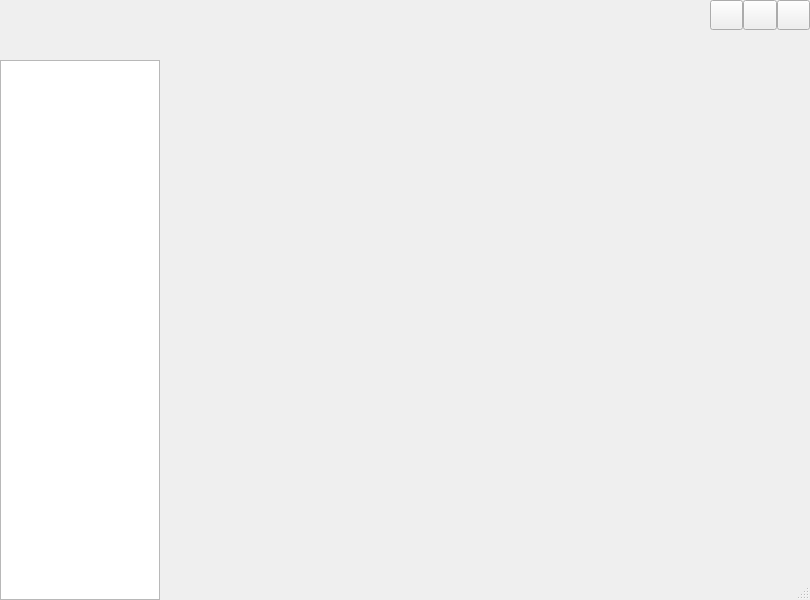
Qt form uidemo5.ui (qq574582775/SimpleDevelopmentFramework) before a commit.
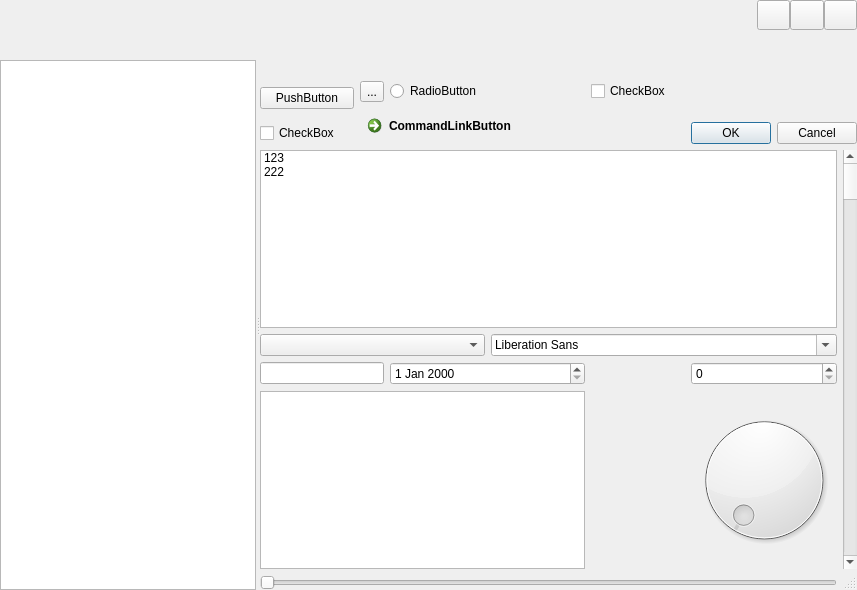
The same form after that commit. Custom widgets are drawn as their Qt base class.

Diff of the .ui file:
```diff
--- a/uidemo5.ui
+++ b/uidemo5.ui
@@ -6,8 +6,8 @@
    <rect>
     <x>0</x>
     <y>0</y>
-    <width>810</width>
-    <height>600</height>
+    <width>857</width>
+    <height>590</height>
    </rect>
   </property>
   <property name="windowTitle">
@@ -16,7 +16,10 @@
   <property name="sizeGripEnabled">
    <bool>true</bool>
   </property>
-  <layout class="QGridLayout" name="gridLayout">
+  <layout class="QVBoxLayout" name="verticalLayout_2">
+   <property name="spacing">
+    <number>0</number>
+   </property>
    <property name="leftMargin">
     <number>0</number>
    </property>
@@ -29,10 +32,7 @@
    <property name="bottomMargin">
     <number>0</number>
    </property>
-   <property name="spacing">
-    <number>0</number>
-   </property>
-   <item row="0" column="0" colspan="2">
+   <item>
     <widget class="QWidget" name="widgetTop" native="true">
      <property name="minimumSize">
       <size>
@@ -243,39 +243,188 @@
      </layout>
     </widget>
    </item>
-   <item row="1" column="0">
-    <widget class="NavListView" name="listView">
-     <property name="minimumSize">
-      <size>
-       <width>160</width>
-       <height>0</height>
-      </size>
-     </property>
-     <property name="maximumSize">
-      <size>
-       <width>160</width>
-       <height>16777215</height>
-      </size>
-     </property>
-    </widget>
-   </item>
-   <item row="1" column="1">
-    <widget class="QWidget" name="widgetMain" native="true">
-     <property name="sizePolicy">
-      <sizepolicy hsizetype="Expanding" vsizetype="Expanding">
-       <horstretch>0</horstretch>
-       <verstretch>0</verstretch>
-      </sizepolicy>
-     </property>
-     <layout class="QVBoxLayout" name="verticalLayout">
-      <item>
-       <widget class="QLabel" name="label">
-        <property name="text">
-         <string/>
+   <item>
+    <widget class="QWidget" name="widget" native="true">
+     <layout class="QGridLayout" name="gridLayout">
+      <property name="leftMargin">
+       <number>0</number>
+      </property>
+      <property name="topMargin">
+       <number>0</number>
+      </property>
+      <property name="rightMargin">
+       <number>0</number>
+      </property>
+      <property name="bottomMargin">
+       <number>0</number>
+      </property>
+      <property name="spacing">
+       <number>0</number>
+      </property>
+      <item row="0" column="0">
+       <widget class="QSplitter" name="splitter">
+        <property name="orientation">
+         <enum>Qt::Horizontal</enum>
         </property>
-        <property name="alignment">
-         <set>Qt::AlignCenter</set>
+        <property name="childrenCollapsible">
+         <bool>false</bool>
         </property>
+        <widget class="NavListView" name="listView">
+         <property name="sizePolicy">
+          <sizepolicy hsizetype="Minimum" vsizetype="Minimum">
+           <horstretch>0</horstretch>
+           <verstretch>0</verstretch>
+          </sizepolicy>
+         </property>
+         <property name="minimumSize">
+          <size>
+           <width>200</width>
+           <height>0</height>
+          </size>
+         </property>
+         <property name="maximumSize">
+          <size>
+           <width>300</width>
+           <height>16777215</height>
+          </size>
+         </property>
+        </widget>
+        <widget class="QWidget" name="widgetMain" native="true">
+         <property name="sizePolicy">
+          <sizepolicy hsizetype="Expanding" vsizetype="Expanding">
+           <horstretch>1</horstretch>
+           <verstretch>0</verstretch>
+          </sizepolicy>
+         </property>
+         <layout class="QGridLayout" name="gridLayout_3">
+          <item row="0" column="0" colspan="7">
+           <widget class="QLabel" name="label">
+            <property name="sizePolicy">
+             <sizepolicy hsizetype="Expanding" vsizetype="Preferred">
+              <horstretch>0</horstretch>
+              <verstretch>0</verstretch>
+             </sizepolicy>
+            </property>
+            <property name="minimumSize">
+             <size>
+              <width>200</width>
+              <height>15</height>
+             </size>
+            </property>
+            <property name="text">
+             <string/>
+            </property>
+            <property name="alignment">
+             <set>Qt::AlignCenter</set>
+            </property>
+           </widget>
+          </item>
+          <item row="1" column="0" rowspan="2">
+           <widget class="QPushButton" name="pushButton">
+            <property name="text">
+             <string>PushButton</string>
+            </property>
+           </widget>
+          </item>
+          <item row="1" column="1">
+           <widget class="QToolButton" name="toolButton">
+            <property name="text">
+             <string>...</string>
+            </property>
+           </widget>
+          </item>
+          <item row="1" column="2" colspan="2">
+           <widget class="QRadioButton" name="radioButton">
+            <property name="text">
+             <string>RadioButton</string>
+            </property>
+           </widget>
+          </item>
+          <item row="1" column="4" colspan="2">
+           <widget class="QCheckBox" name="checkBox">
+            <property name="text">
+             <string>CheckBox</string>
+            </property>
+           </widget>
+          </item>
+          <item row="2" column="1" rowspan="2" colspan="4">
+           <widget class="QCommandLinkButton" name="commandLinkButton">
+            <property name="text">
+             <string>CommandLinkButton</string>
+            </property>
+           </widget>
+          </item>
+          <item row="3" column="0">
+           <widget class="QCheckBox" name="checkBox_2">
+            <property name="text">
+             <string>CheckBox</string>
+            </property>
+           </widget>
+          </item>
+          <item row="3" column="5" colspan="2">
+           <widget class="QDialogButtonBox" name="buttonBox">
+            <property name="standardButtons">
+             <set>QDialogButtonBox::Cancel|QDialogButtonBox::Ok</set>
+            </property>
+           </widget>
+          </item>
+          <item row="4" column="0" colspan="6">
+           <widget class="QListWidget" name="listWidget">
+            <property name="viewMode">
+             <enum>QListView::ListMode</enum>
+            </property>
+            <property name="modelColumn">
+             <number>0</number>
+            </property>
+            <item>
+             <property name="text">
+              <string>123</string>
+             </property>
+            </item>
+            <item>
+             <property name="text">
+              <string>222</string>
+             </property>
+            </item>
+           </widget>
+          </item>
+          <item row="4" column="6" rowspan="4">
+           <widget class="QScrollBar" name="verticalScrollBar">
+            <property name="orientation">
+             <enum>Qt::Vertical</enum>
+            </property>
+           </widget>
+          </item>
+          <item row="5" column="0" colspan="3">
+           <widget class="QComboBox" name="comboBox"/>
+          </item>
+          <item row="5" column="3" colspan="3">
+           <widget class="QFontComboBox" name="fontComboBox"/>
+          </item>
+          <item row="6" column="0" colspan="2">
+           <widget class="QLineEdit" name="lineEdit"/>
+          </item>
+          <item row="6" column="2" colspan="2">
+           <widget class="QDateEdit" name="dateEdit"/>
+          </item>
+          <item row="6" column="5">
+           <widget class="QSpinBox" name="spinBox"/>
+          </item>
+          <item row="7" column="0" colspan="4">
+           <widget class="QTextEdit" name="textEdit"/>
+          </item>
+          <item row="7" column="5">
+           <widget class="QDial" name="dial"/>
+          </item>
+          <item row="8" column="0" colspan="6">
+           <widget class="QSlider" name="horizontalSlider">
+            <property name="orientation">
+             <enum>Qt::Horizontal</enum>
+            </property>
+           </widget>
+          </item>
+         </layout>
+        </widget>
        </widget>
       </item>
      </layout>
```
Left out of the diff: 11 changed lines with no effect on the pictures.
